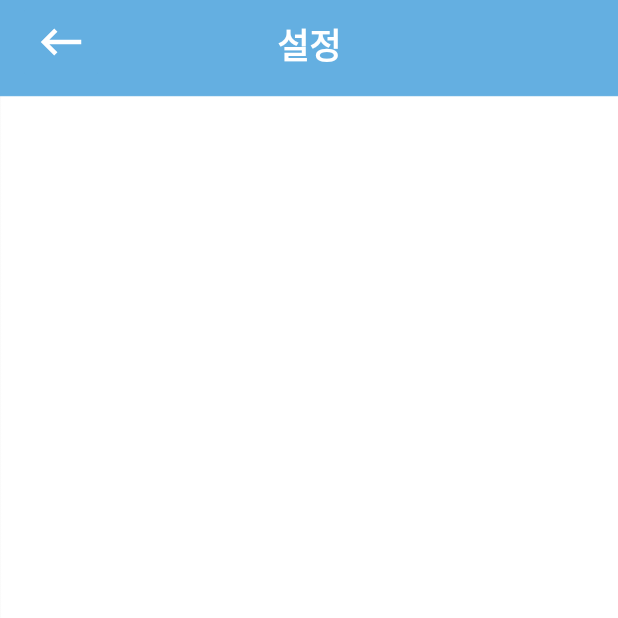
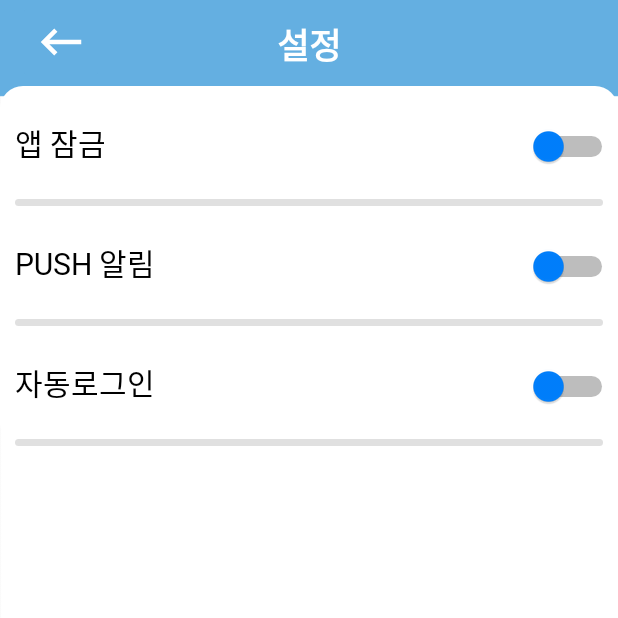
Before and after one commit to wnsdn2186/PMS-Parking-Management-System-, an Android app: the Setting screen opened directly, with no data from a screen before it, on a phone screen of 412 x 824 dp, the top half of it. Run offline under Robolectric (Android 15) with nearby library versions, the phone set to English and light mode, and no system bars.

Commit message:
#18 + Setting 3가지 기능   - 앱 잠금 ON/OFF   - PUSH알림 ON/OFF   - 자동로그인 ON/OFF

```diff
--- a/app/build.gradle
+++ b/app/build.gradle
@@ -8,7 +8,7 @@ android {
 
     defaultConfig {
         applicationId "com.example.pms"
-        minSdkVersion 30
+        minSdkVersion 26
         targetSdkVersion 30
         versionCode 1
         versionName "1.0"
--- a/app/src/main/AndroidManifest.xml
+++ b/app/src/main/AndroidManifest.xml
@@ -58,6 +58,10 @@
             android:parentActivityName=".MainActivity" />
 
         <activity
+            android:name=".ScreenLock"
+            android:parentActivityName=".Setting"/>
+
+        <activity
             android:name=".EditAccount"
             android:parentActivityName=".MyPage">
         </activity>
--- a/app/src/main/java/com/example/pms/MainActivity.java
+++ b/app/src/main/java/com/example/pms/MainActivity.java
@@ -208,7 +208,7 @@ public class MainActivity extends AppCompatActivity {
                 InputStream instream = socket.getInputStream(); // 소켓의 입력 스트림 참조
                 nReadSize = instream.read(RECV_MESSAGE);
 
-                //토스트로 서버측 응답 결과 띄워줄 러너블 객체 생성하여 메인스레드 핸들러로 전달
+                //서버측 응답 결과 띄워줄 러너블 객체 생성하여 메인스레드 핸들러로 전달
                 handler.post(new Runnable() {
                     @Override
                     public void run() {
--- a/app/src/main/java/com/example/pms/Setting.java
+++ b/app/src/main/java/com/example/pms/Setting.java
@@ -1,6 +1,8 @@
 package com.example.pms;
 
+import android.content.Intent;
 import android.os.Bundle;
+import android.util.Log;
 import android.view.Menu;
 import android.view.MenuInflater;
 import android.view.MenuItem;
@@ -10,9 +12,18 @@ import android.widget.Toast;
 
 import androidx.appcompat.app.AppCompatActivity;
 import androidx.appcompat.widget.Toolbar;
+import androidx.recyclerview.widget.LinearLayoutManager;
+import androidx.recyclerview.widget.RecyclerView;
+
+import java.util.ArrayList;
+import java.util.List;
 
 public class Setting extends AppCompatActivity {
     private Toolbar toolbar;
+    private RecyclerView recyclerView = null;
+    private LinearLayoutManager layoutMgr = null;
+    private List<SettingItem> mDataList = null;
+    private SettingAdapter mAdapter = null;
 
     @Override
     protected void onCreate(Bundle savedInstanceState) {
@@ -27,5 +38,42 @@ public class Setting extends AppCompatActivity {
                 overridePendingTransition(R.anim.none, R.anim.horizon_exit);
             }
         });
+
+        mDataList = new ArrayList<>();
+        mDataList.add(new SettingItem("앱 잠금", true));
+        mDataList.add(new SettingItem("PUSH 알림", true));
+        mDataList.add(new SettingItem("자동로그인", true));
+
+        recyclerView = (RecyclerView) findViewById(R.id.setList);
+        layoutMgr = new LinearLayoutManager(getApplicationContext());
+        recyclerView.setLayoutManager(layoutMgr);
+
+        mAdapter = new SettingAdapter(this, mDataList);
+        recyclerView.setAdapter(mAdapter);
+        mAdapter.setOnCheckedChangeListener(mOnCheckedChangeListener);
+
     }
+
+    private SettingAdapter.OnCheckedChangeListener mOnCheckedChangeListener = new SettingAdapter.OnCheckedChangeListener() {
+
+        @Override
+        public void onCheckedChanged(int position, boolean isChecked) {
+            switch (position) {
+                case 0:
+                    Toast.makeText(Setting.this, position + "앱 잠금", Toast.LENGTH_LONG).show();
+                    Intent intent = new Intent(Setting.this, ScreenLock.class);
+                    startActivity(intent);
+                    overridePendingTransition(R.anim.horizon_enter, R.anim.none);
+                    break;
+
+                case 1:
+                    Toast.makeText(Setting.this, position + "PUSH 알림", Toast.LENGTH_LONG).show();
+                    break;
+
+                case 2:
+                    Toast.makeText(Setting.this, position + "자동로그인", Toast.LENGTH_LONG).show();
+                    break;
+            }
+        }
+    };
 }
--- /dev/null
+++ b/app/src/main/java/com/example/pms/SettingAdapter.java
@@ -0,0 +1,86 @@
+package com.example.pms;
+
+import android.content.Context;
+import android.view.LayoutInflater;
+import android.view.View;
+import android.view.ViewGroup;
+import android.widget.CompoundButton;
+import android.widget.ImageView;
+import android.widget.Switch;
+import android.widget.TextView;
+
+import androidx.annotation.NonNull;
+import androidx.recyclerview.widget.RecyclerView;
+
+import java.util.ArrayList;
+import java.util.List;
+
+public class SettingAdapter extends RecyclerView.Adapter<SettingAdapter.SettingViewHolder>{
+    private List<SettingItem> mDataList = null;
+    private Context mContext = null;
+
+    private OnCheckedChangeListener onItemCheckedListener;
+
+
+    public interface OnCheckedChangeListener {
+        void onCheckedChanged(int position , boolean isChecked);
+    }
+
+    public SettingAdapter(Context context, List<SettingItem> items) {
+        mContext = context;
+        mDataList = items;
+    }
+
+
+    public void setOnCheckedChangeListener(OnCheckedChangeListener listener) {
+        onItemCheckedListener = listener;
+    }
+
+    @Override
+    public SettingViewHolder onCreateViewHolder(ViewGroup parent, int viewType){
+        View view = LayoutInflater.from(parent.getContext()).inflate(R.layout.setting_item, parent, false);
+        return new SettingViewHolder(view);
+    }
+
+    @Override
+    public void onBindViewHolder(SettingViewHolder holder, int position){
+        SettingItem settingItem = mDataList.get(position);
+
+        holder.Setting_Title.setText(settingItem.getSettingTitle());
+        if(settingItem.isStatus()){
+            holder.control_switch.setVisibility(View.VISIBLE);
+        }else{
+            holder.control_switch.setVisibility(View.GONE);
+        }
+        holder.control_switch.setTag(position);
+        holder.control_switch.setOnCheckedChangeListener(mOnCheckedChangeListener);
+    }
+
+    @Override
+    public int getItemCount() {
+        return mDataList.size();
+    }
+
+    public class SettingViewHolder extends RecyclerView.ViewHolder{
+        TextView Setting_Title;
+        Switch control_switch;
+
+        public SettingViewHolder(View itemView){
+            super(itemView);
+            Setting_Title = (TextView) itemView.findViewById(R.id.setting_title);
+            control_switch = (Switch) itemView.findViewById(R.id.control_switch);
+        }
+    }
+
+    private CompoundButton.OnCheckedChangeListener mOnCheckedChangeListener = new CompoundButton.OnCheckedChangeListener() {
+        @Override
+        public void onCheckedChanged(CompoundButton buttonView, boolean isChecked) {
+            int position = (int) buttonView.getTag();
+
+            if (onItemCheckedListener != null) {
+                onItemCheckedListener.onCheckedChanged(position, isChecked);
+            }
+        }
+    };
+
+}
--- /dev/null
+++ b/app/src/main/java/com/example/pms/SettingItem.java
@@ -0,0 +1,27 @@
+package com.example.pms;
+
+public class SettingItem {
+    private boolean status;
+    private String SettingTitle;
+
+   public SettingItem(String SettingTitle, boolean status){
+       this.SettingTitle = SettingTitle;
+       this.status = status;
+   }
+
+   public String getSettingTitle(){
+       return SettingTitle;
+   }
+
+   public void setSettingTitle(String SettingTitle){
+       this.SettingTitle = SettingTitle;
+   }
+
+   public boolean isStatus(){
+       return status;
+   }
+
+   public void setStatus(boolean status){
+       this.status = status;
+   }
+}
--- /dev/null
+++ b/app/src/main/res/drawable/ic_arrow_back_24.xml
@@ -0,0 +1,5 @@
+<vector android:autoMirrored="true" android:height="24dp"
+    android:tint="#C0C0C0" android:viewportHeight="24"
+    android:viewportWidth="24" android:width="24dp" xmlns:android="http://schemas.android.com/apk/res/android">
+    <path android:fillColor="@android:color/white" android:pathData="M20,11H7.83l5.59,-5.59L12,4l-8,8 8,8 1.41,-1.41L7.83,13H20v-2z"/>
+</vector>
--- /dev/null
+++ b/app/src/main/res/drawable/ic_delete_24.xml
@@ -0,0 +1,5 @@
+<vector android:height="24dp" android:tint="#C0C0C0"
+    android:viewportHeight="24" android:viewportWidth="24"
+    android:width="24dp" xmlns:android="http://schemas.android.com/apk/res/android">
+    <path android:fillColor="@android:color/white" android:pathData="M6,19c0,1.1 0.9,2 2,2h8c1.1,0 2,-0.9 2,-2L18,7L6,7v12zM8.46,11.88l1.41,-1.41L12,12.59l2.12,-2.12 1.41,1.41L13.41,14l2.12,2.12 -1.41,1.41L12,15.41l-2.12,2.12 -1.41,-1.41L10.59,14l-2.13,-2.12zM15.5,4l-1,-1h-5l-1,1L5,4v2h14L19,4z"/>
+</vector>
--- a/app/src/main/res/layout/activity_setting.xml
+++ b/app/src/main/res/layout/activity_setting.xml
@@ -39,6 +39,23 @@
 
             </RelativeLayout>
 
+            <LinearLayout
+                android:layout_width="match_parent"
+                android:layout_height="match_parent">
+
+                <androidx.recyclerview.widget.RecyclerView
+                    android:id="@+id/setList"
+                    android:layout_width="match_parent"
+                    android:layout_height="wrap_content"
+                    android:layout_below="@id/BoxTitle"
+                    android:background="@drawable/color_white_round"
+                    android:overScrollMode="never"
+                    android:scrollbars="vertical"
+                    android:nestedScrollingEnabled="false"
+                    android:layout_marginTop="10dp"/>
+
+            </LinearLayout>
+
         </LinearLayout>
 
     </androidx.coordinatorlayout.widget.CoordinatorLayout>
--- /dev/null
+++ b/app/src/main/res/layout/setting_item.xml
@@ -0,0 +1,43 @@
+<?xml version="1.0" encoding="utf-8"?>
+<LinearLayout xmlns:android="http://schemas.android.com/apk/res/android"
+    android:layout_width="match_parent"
+    android:layout_height="80dp"
+    android:orientation="vertical">
+
+    <LinearLayout
+        android:layout_width="match_parent"
+        android:layout_height="match_parent"
+        android:layout_weight="1"
+        android:orientation="horizontal">
+
+        <TextView
+            android:id="@+id/setting_title"
+            android:layout_width="match_parent"
+            android:layout_height="match_parent"
+            android:layout_marginLeft="10dp"
+            android:layout_weight="0.15"
+            android:fontFamily="@font/bmhanna_11yrs_ttf"
+            android:gravity="center|left"
+            android:text="Type of Info"
+            android:textColor="@color/black"
+            android:textSize="20dp"></TextView>
+
+        <Switch
+            android:id="@+id/control_switch"
+            android:layout_width="wrap_content"
+            android:layout_height="wrap_content"
+            android:switchMinWidth="60dp"
+            android:switchPadding="20dp"
+            android:thumbTint="@color/navy"></Switch>
+
+    </LinearLayout>
+
+    <ImageView
+        android:id="@+id/sub_divline"
+        android:layout_width="match_parent"
+        android:layout_height="10dp"
+        android:layout_marginLeft="10dp"
+        android:layout_marginRight="10dp"
+        android:layout_weight="1"
+        android:src="@drawable/color_grey_round"></ImageView>
+</LinearLayout>
```
Also changed, not shown: app/src/main/java/com/example/pms/ScreenLock.java (added, +13 -0 lines), app/src/main/res/layout/activity_screen_lock.xml (added, +261 -0 lines), app/src/main/res/layout/activity_mypage.xml (line endings or trailing spaces).
